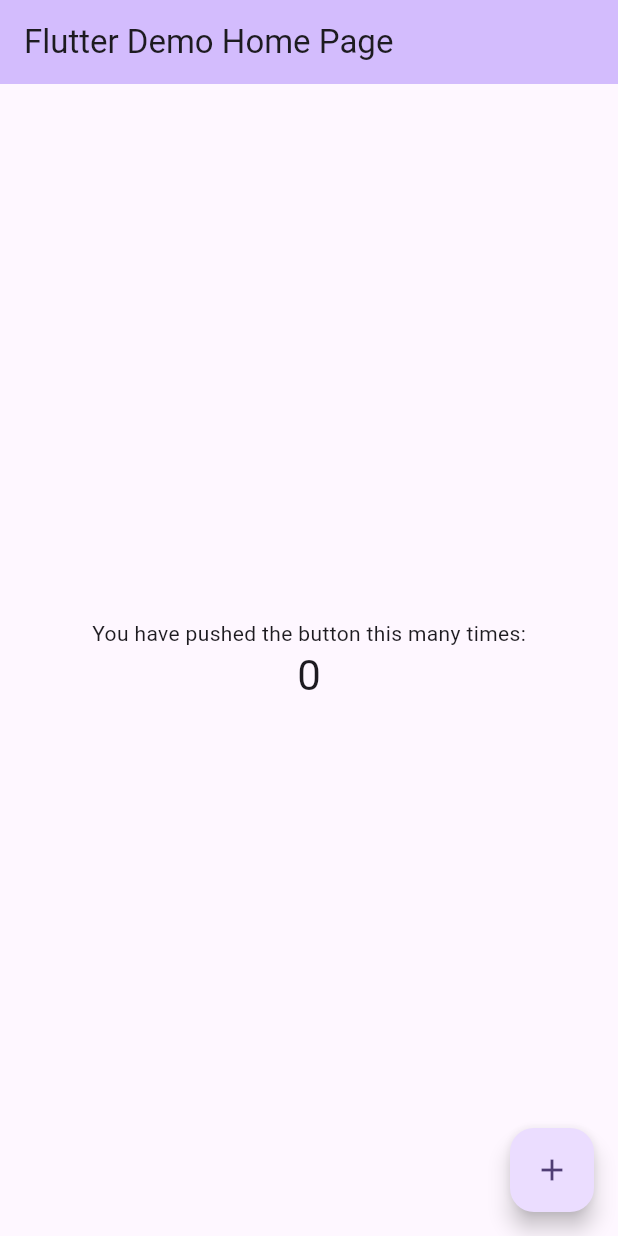
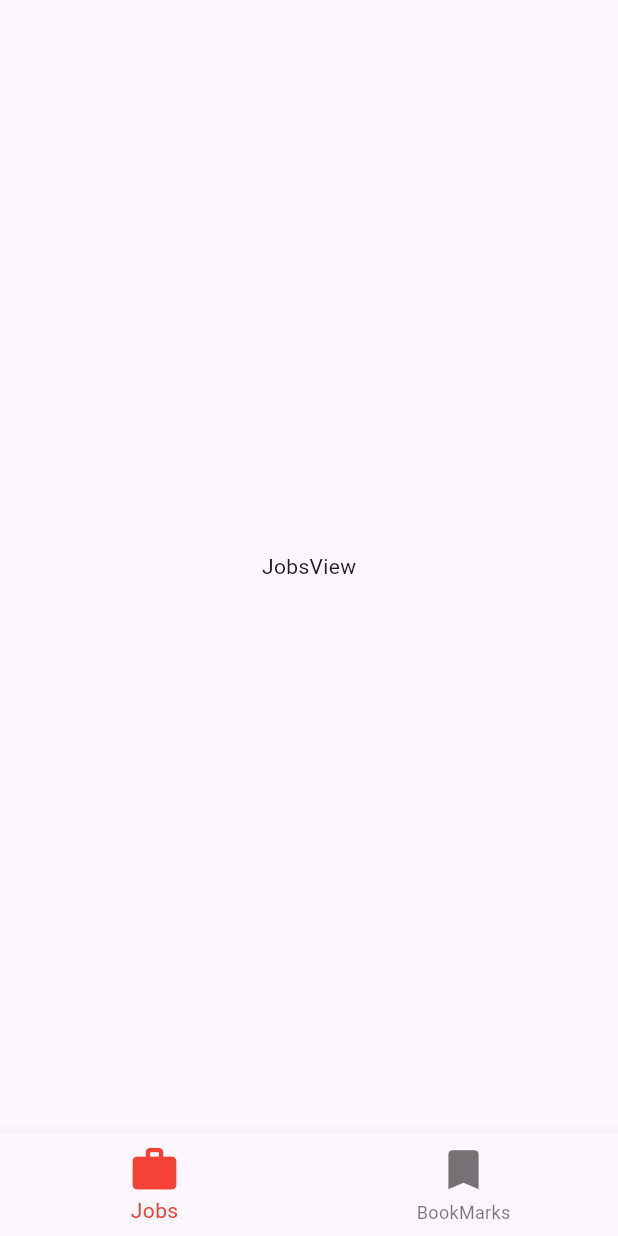
Before and after one commit to nicoleandlilli/flutter_lokal, a Flutter app: the screen it shows after launch, on a phone screen of 412 x 824 dp. Run offline on Flutter 3.47's test engine with Material 3 defaults, Android fonts, the phone set to English and light mode, and no system bars; our stand-ins replace dio, get.

Commit message:
初始化首页的jobs和bookmarks界面

```diff
--- a/lib/main.dart
+++ b/lib/main.dart
@@ -1,4 +1,6 @@
 import 'package:flutter/material.dart';
+import 'package:get/get_navigation/src/root/get_material_app.dart';
+import 'package:lokal/routes/app_pages.dart';
 
 void main() {
   runApp(const MyApp());
@@ -10,28 +12,16 @@
   // This widget is the root of your application.
   @override
   Widget build(BuildContext context) {
-    return MaterialApp(
+    return GetMaterialApp(
       title: 'Flutter Demo',
       theme: ThemeData(
-        // This is the theme of your application.
-        //
-        // TRY THIS: Try running your application with "flutter run". You'll see
-        // the application has a purple toolbar. Then, without quitting the app,
-        // try changing the seedColor in the colorScheme below to Colors.green
-        // and then invoke "hot reload" (save your changes or press the "hot
-        // reload" button in a Flutter-supported IDE, or press "r" if you used
-        // the command line to start the app).
-        //
-        // Notice that the counter didn't reset back to zero; the application
-        // state is not lost during the reload. To reset the state, use hot
-        // restart instead.
-        //
-        // This works for code too, not just values: Most code changes can be
-        // tested with just a hot reload.
         colorScheme: ColorScheme.fromSeed(seedColor: Colors.deepPurple),
         useMaterial3: true,
       ),
-      home: const MyHomePage(title: 'Flutter Demo Home Page'),
+      // home: const MyHomePage(title: 'Flutter Demo Home Page'),
+      initialRoute: AppPages.initial,
+      getPages: AppPages.routes,
+
     );
   }
 }
@@ -39,14 +29,6 @@
 class MyHomePage extends StatefulWidget {
   const MyHomePage({super.key, required this.title});
 
-  // This widget is the home page of your application. It is stateful, meaning
-  // that it has a State object (defined below) that contains fields that affect
-  // how it looks.
-
-  // This class is the configuration for the state. It holds the values (in this
-  // case the title) provided by the parent (in this case the App widget) and
-  // used by the build method of the State. Fields in a Widget subclass are
-  // always marked "final".
 
   final String title;
 
@@ -59,23 +41,14 @@
 
   void _incrementCounter() {
     setState(() {
-      // This call to setState tells the Flutter framework that something has
-      // changed in this State, which causes it to rerun the build method below
-      // so that the display can reflect the updated values. If we changed
-      // _counter without calling setState(), then the build method would not be
-      // called again, and so nothing would appear to happen.
+
       _counter++;
     });
   }
 
   @override
   Widget build(BuildContext context) {
-    // This method is rerun every time setState is called, for instance as done
-    // by the _incrementCounter method above.
-    //
-    // The Flutter framework has been optimized to make rerunning build methods
-    // fast, so that you can just rebuild anything that needs updating rather
-    // than having to individually change instances of widgets.
+
     return Scaffold(
       appBar: AppBar(
         // TRY THIS: Try changing the color here to a specific color (to
--- /dev/null
+++ b/lib/modules/bookMarks/controllers/book_marks_controller.dart
@@ -0,0 +1,5 @@
+import 'package:get/get_state_manager/src/simple/get_controllers.dart';
+
+class BookMarksController extends GetxController{
+
+}
--- /dev/null
+++ b/lib/modules/jobs/controllers/jobs_controller.dart
@@ -0,0 +1,5 @@
+import 'package:get/get_state_manager/src/simple/get_controllers.dart';
+
+class JobsController extends GetxController{
+
+}
--- /dev/null
+++ b/lib/modules/jobs/views/jobs_view.dart
@@ -0,0 +1,22 @@
+import 'package:flutter/material.dart';
+import 'package:get/get_state_manager/src/simple/get_view.dart';
+
+import '../../../services/kee_alive_wrapper.dart';
+
+class JobsView extends GetView{
+  const JobsView({super.key});
+
+
+  @override
+  Widget build(BuildContext context) {
+    return const KeepAliveWrapper(
+        child: Scaffold(
+          body: Center(
+            child:  Text("JobsView"),
+          ),
+        )
+    );
+  }
+
+
+}
--- /dev/null
+++ b/lib/routes/app_pages.dart
@@ -0,0 +1,22 @@
+
+import 'package:get/get_navigation/src/routes/get_route.dart';
+import '../modules/jobs/views/jobs_view.dart';
+import '../tabs/bingdings/tabs_binding.dart';
+import '../tabs/views/tabs_view.dart';
+import 'app_routes.dart';
+
+class AppPages {
+  AppPages._();
+
+  static const initial = Routes.tabs;
+
+  static final routes = [
+    GetPage(
+      name: Paths.tabs,
+      page: ()=>const TabsView(),
+      binding: TabsBinding(),
+    ),
+
+
+  ];
+}
--- /dev/null
+++ b/lib/routes/app_routes.dart
@@ -0,0 +1,14 @@
+import 'package:get/get.dart';
+
+abstract class Routes{
+  Routes._();
+
+  static const tabs = Paths.tabs;
+}
+
+abstract class Paths {
+  Paths._();
+  static const tabs = '/tabs';
+  static const jobs = '/jobs';
+  static const bookMarks = '/book-marks';
+}
--- /dev/null
+++ b/lib/services/kee_alive_wrapper.dart
@@ -0,0 +1,25 @@
+import 'package:flutter/cupertino.dart';
+
+class KeepAliveWrapper extends StatefulWidget{
+  final Widget child;
+  final bool keepAlive;
+
+  const KeepAliveWrapper({super.key, required this.child, this.keepAlive=true});
+
+
+  @override
+  KeepAliveWrapperState createState() => KeepAliveWrapperState();
+
+}
+
+class KeepAliveWrapperState extends State<KeepAliveWrapper>
+  with AutomaticKeepAliveClientMixin{
+  @override
+  Widget build(BuildContext context) {
+    return widget.child;
+  }
+
+  @override
+  bool get wantKeepAlive => widget.keepAlive;
+
+}
--- /dev/null
+++ b/lib/tabs/controllers/tabs_controller.dart
@@ -0,0 +1,31 @@
+import 'package:flutter/material.dart';
+import 'package:get/get.dart';
+import 'package:lokal/modules/bookMarks/views/book_marks_view.dart';
+import 'package:lokal/modules/jobs/views/jobs_view.dart';
+
+
+class TabsController extends GetxController{
+
+  RxInt currentIndex = 0.obs;
+  PageController pageController=PageController(initialPage: 0);
+  final List<Widget> pages=const [
+    JobsView(),
+    BookMarksView(),
+  ];
+
+  @override
+  void onInit() {
+    super.onInit();
+  }
+
+  @override
+  void onClose() {
+    super.onClose();
+  }
+
+  void setCurrentIndex(index){
+    currentIndex.value=index;
+    update();
+  }
+
+}
--- /dev/null
+++ b/lib/tabs/views/tabs_view.dart
@@ -0,0 +1,52 @@
+import 'package:flutter/cupertino.dart';
+import 'package:flutter/material.dart';
+import 'package:get/get.dart';
+
+import '../controllers/tabs_controller.dart';
+
+class TabsView extends GetView<TabsController>{
+  const TabsView({super.key});
+
+
+  @override
+  Widget build(BuildContext context) {
+    return Obx(() => Scaffold(
+      // appBar: AppBar(
+      //   title: const Text('TabsView'),
+      //   centerTitle: true,
+      // ),
+      body: PageView(
+        controller: controller.pageController,
+        children: controller.pages,
+        onPageChanged: (index){
+          controller.setCurrentIndex(index);
+        },
+      ),
+      bottomNavigationBar: BottomNavigationBar(
+        fixedColor: Colors.red,//选中的颜色
+        iconSize: 35,
+        currentIndex:controller.currentIndex.value,//第几个菜单选中
+        type: BottomNavigationBarType.fixed, //如果有四个或四个以上的
+        onTap: (index){
+          controller.setCurrentIndex(index);
+          controller.pageController.jumpToPage(index);
+
+        },
+        items: const [
+          BottomNavigationBarItem(
+              // icon: Icon(Icons.home),
+              icon: Icon(Icons.work),
+              label: "Jobs"
+          ),
+          BottomNavigationBarItem(
+              // icon: Icon(Icons.category),
+              icon: Icon(Icons.bookmark),
+              label: "BookMarks"
+          ),
+
+        ],
+      ),
+    ));
+  }
+
+}
--- a/pubspec.yaml
+++ b/pubspec.yaml
@@ -35,6 +35,8 @@ dependencies:
   # The following adds the Cupertino Icons font to your application.
   # Use with the CupertinoIcons class for iOS style icons.
   cupertino_icons: ^1.0.6
+  get: ^4.6.6
+  dio: ^5.5.0+1
 
 dev_dependencies:
   flutter_test:
```
Also changed, not shown: lib/modules/bookMarks/views/book_marks_view.dart (added, +23 -0 lines), lib/services/http_client.dart (added, +36 -0 lines), lib/tabs/bingdings/tabs_binding.dart (added, +23 -0 lines), pubspec.lock.
